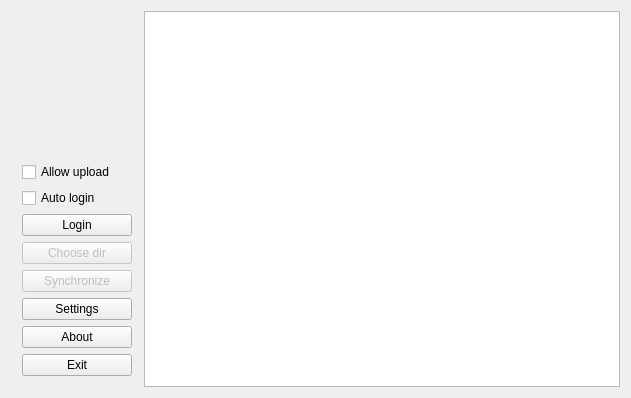
This is src/ui/mainwindow.ui in DenisMedved/vkaudiosync as Qt 5 draws it before an edit. The edited form follows.
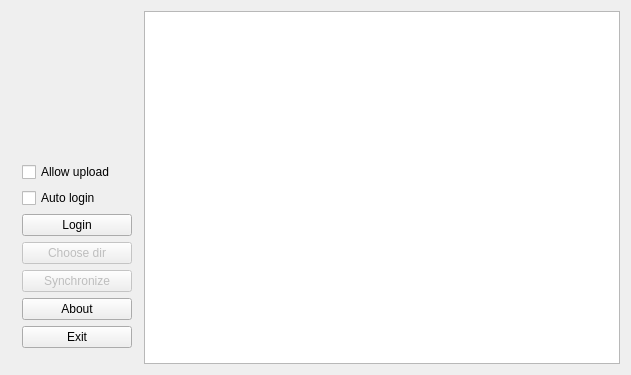
This is the edited form. Icons and pictures are not drawn.

The edit to the form file:
```diff
--- a/src/ui/mainwindow.ui
+++ b/src/ui/mainwindow.ui
@@ -150,18 +150,6 @@
            </property>
           </widget>
          </item>
-         <item>
-          <widget class="QPushButton" name="settingsButton">
-           <property name="text">
-            <string>Settings</string>
-           </property>
-           <property name="icon">
-            <iconset resource="../icons.qrc">
-             <normaloff>:/famfam/icons/wrench.png</normaloff>
-             <activeon>:/famfam/icons/wrench_orange.png</activeon>:/famfam/icons/wrench.png</iconset>
-           </property>
-          </widget>
-         </item>
          <item>
           <widget class="QPushButton" name="aboutButton">
            <property name="text">
```
